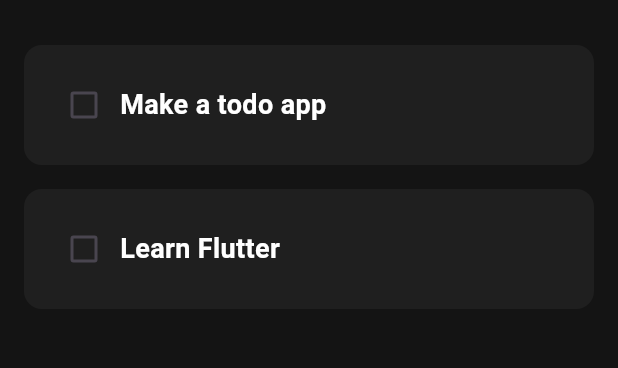
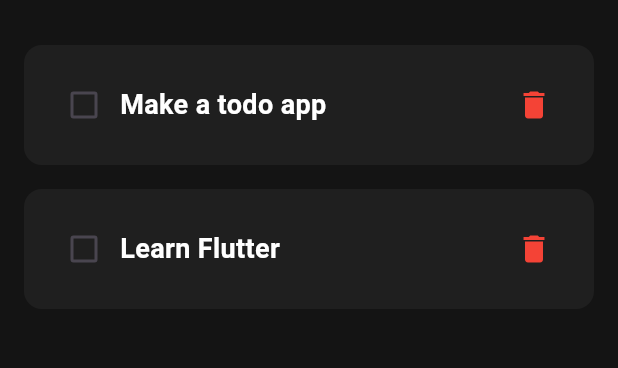
Before and after one commit to boswellbenjamin/Assignment-2-ToDo, a Flutter app: the screen it shows after launch, on a phone screen of 412 x 824 dp, the part 63-431 px from its top. Run offline on Flutter 3.47's test engine with Material 3 defaults, Android fonts, the phone set to English and light mode, and no system bars.

Commit message:
Refactor TodoList widget to include onDelete callback and improve code readability

```diff
--- a/lib/utils/todo_tile.dart
+++ b/lib/utils/todo_tile.dart
@@ -4,12 +4,14 @@ class TodoList extends StatelessWidget {
   final String taskName;
   final bool taskCompleted;
   final Function(bool?)? onChanged;
+  final Function()? onDelete;
 
   const TodoList({
     super.key,
     required this.taskName,
     required this.taskCompleted,
     required this.onChanged,
+    required this.onDelete,
   });
 
   @override
@@ -24,9 +26,16 @@ class TodoList extends StatelessWidget {
         ),
         child: Row(
           children: [
-            Checkbox(value: taskCompleted, onChanged: onChanged),
+            // Checkbox
+            Checkbox(
+              value: taskCompleted,
+              onChanged: onChanged,
+              activeColor: Colors.deepPurple,
+            ),
 
-            Text(
+            // Task name
+            Expanded(
+              child: Text(
                 taskName,
                 style: TextStyle(
                   color: Colors.white,
@@ -35,6 +44,13 @@ class TodoList extends StatelessWidget {
                   fontWeight: FontWeight.bold,
                 ),
               ),
+            ),
+
+            // Delete button
+            IconButton(
+              onPressed: onDelete,
+              icon: Icon(Icons.delete, color: Colors.red),
+            ),
           ],
         ),
       ),
```
Lines whose indentation alone changed are shown as unchanged.
